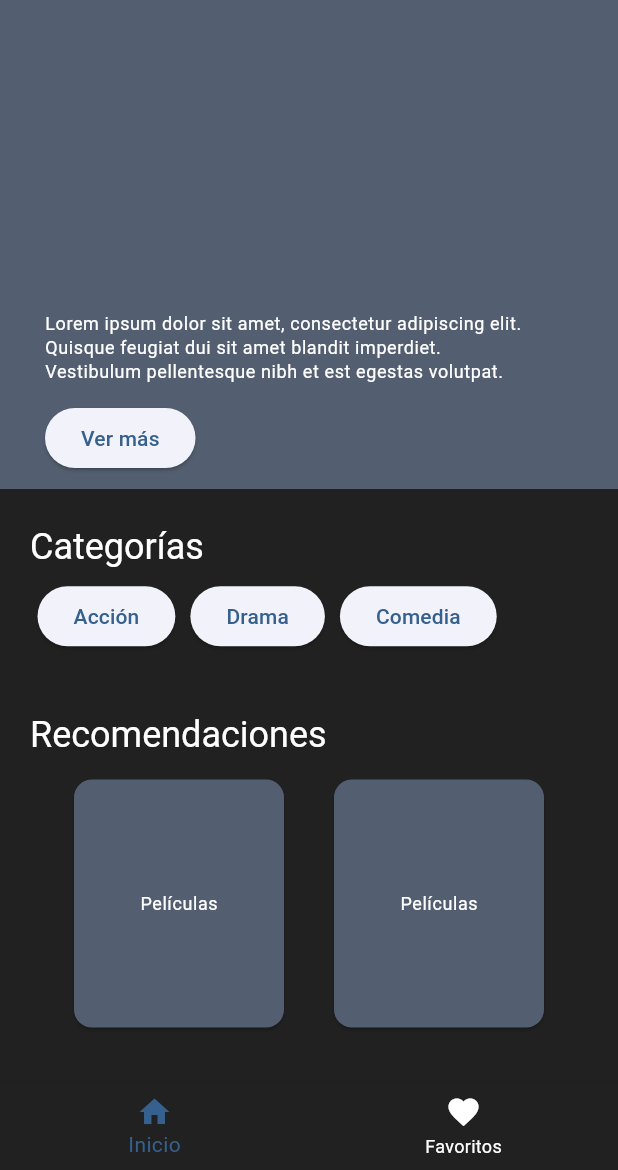
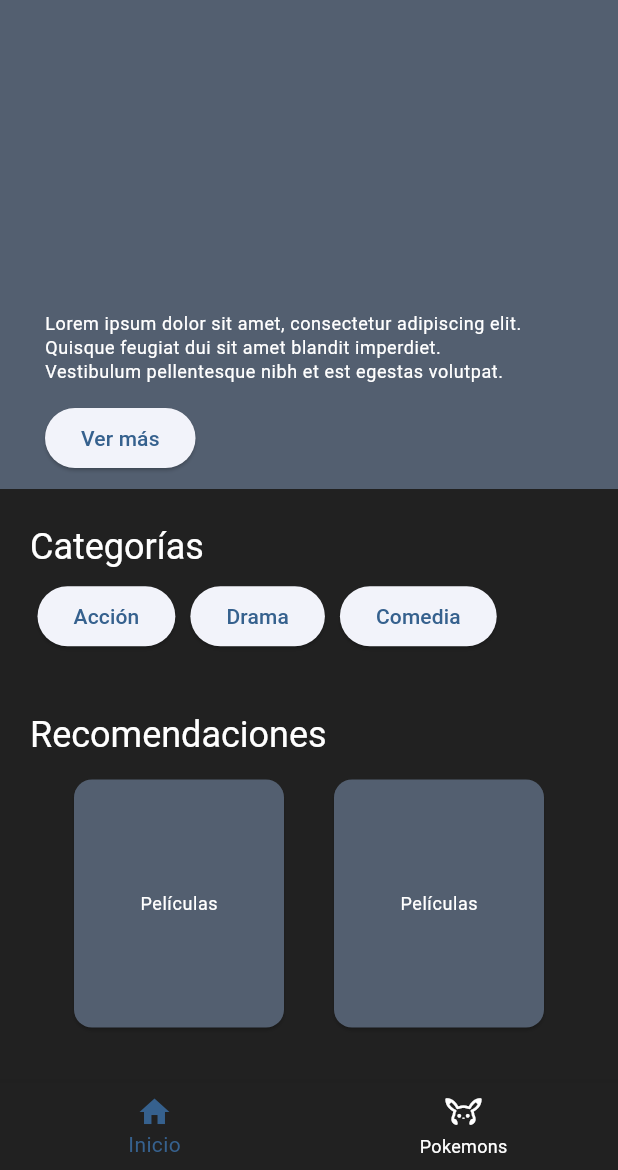
Before and after one commit to IsabelMP23/myCine-app, a Flutter app: the MyHomePage screen opened by its route, on a phone screen of 412 x 824 dp, the part 66-1236 px from its top. Run offline on Flutter 3.47's test engine with Material 3 defaults, Android fonts, the light colour scheme and no system bars.

Commit message:
Crear peticion HTTP a pokeapi, y agregar icon custom

```diff
--- /dev/null
+++ b/lib/models/pokemon.dart
@@ -0,0 +1,41 @@
+class Pokemons {
+  final String name;
+  final String url;
+  String? imageUrl;
+  int? id;
+
+   Pokemons({
+    required this.name,
+    required this.url,
+    this.imageUrl,
+    this.id,
+  });
+
+  factory Pokemons.fromJson(Map<String, dynamic> json){
+
+    return Pokemons(
+      name: json['name'] as String,
+      url: json['url'] as String,
+    );
+  }
+
+  Map<String, dynamic> toJson(){
+    return {
+      'name': name,
+      'url': url,
+    };
+  }
+}
+
+class PokemonListResponse {
+  final List<Pokemons> results;
+
+  PokemonListResponse({required this.results});
+
+  factory PokemonListResponse.fromJson(Map<String, dynamic> json) {
+    var list = json['results'] as List;
+    List<Pokemons> resultsList = list.map((e) => Pokemons.fromJson(e)).toList();
+
+    return PokemonListResponse(results: resultsList);
+  }
+}
--- /dev/null
+++ b/lib/my_flutter_app_icons.dart
@@ -0,0 +1,25 @@
+/// Flutter icons MyFlutterApp
+/// Copyright (C) 2024 by original authors @ fluttericon.com, fontello.com
+/// This font was generated by FlutterIcon.com, which is derived from Fontello.
+///
+/// To use this font, place it in your fonts/ directory and include the
+/// following in your pubspec.yaml
+///
+/// flutter:
+///   fonts:
+///    - family:  MyFlutterApp
+///      fonts:
+///       - asset: fonts/MyFlutterApp.ttf
+///
+///
+///
+import 'package:flutter/widgets.dart';
+
+class MyFlutterApp {
+  MyFlutterApp._();
+
+  static const _kFontFam = 'MyFlutterApp';
+  static const String? _kFontPkg = null;
+
+  static const IconData icons8_pokemon = IconData(0xe800, fontFamily: _kFontFam, fontPackage: _kFontPkg);
+}
--- a/pubspec.yaml
+++ b/pubspec.yaml
@@ -23,5 +23,10 @@ dev_dependencies:
 flutter:
   uses-material-design: true
 
+  fonts:
+  - family:  MyFlutterApp
+    fonts:
+     - asset: fonts/MyFlutterApp.ttf
+
   assets:
     - assets/img/
```
Also changed, not shown: lib/screens/home_screen.dart (+49 -17 lines), lib/services/api_service.dart (added, +29 -0 lines), fonts/MyFlutterApp.ttf (added).
